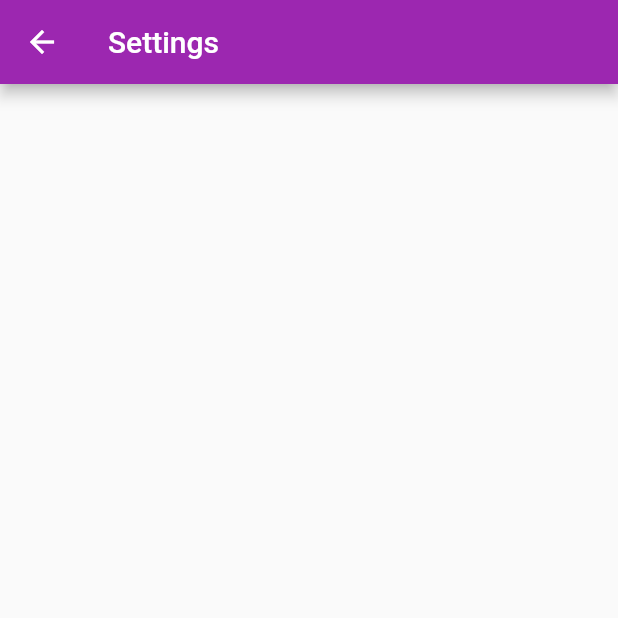
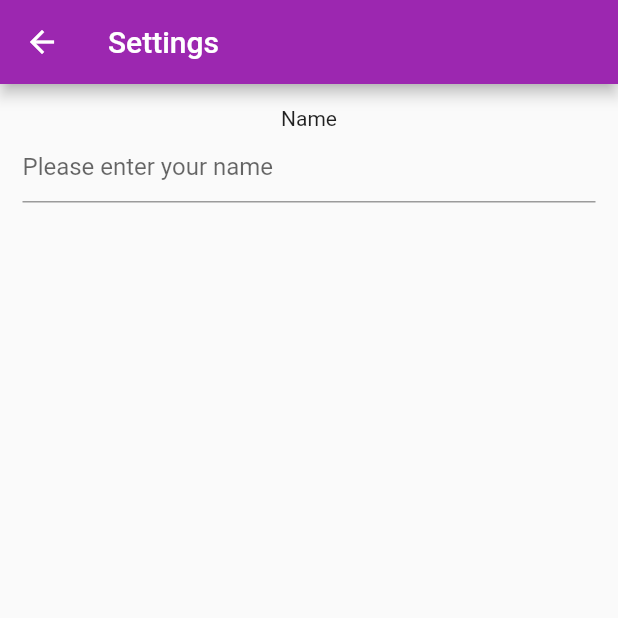
Before and after one commit to Zuehlke/popcorn_flutter, a Flutter app: the SettingsPage screen opened directly, on a phone screen of 412 x 824 dp, the top half of it. Run offline on Flutter 3.47's test engine with Material 2 defaults, Android fonts, the phone set to English and light mode, and no system bars; our stand-ins replace shared_preferences; accounts and stored records are empty.

Commit message:
Added the a text field to the Settings page that is persisted and restored from the user preferences

```diff
--- a/camp_2019/lib/screens/settings.dart
+++ b/camp_2019/lib/screens/settings.dart
@@ -1,4 +1,5 @@
 import 'package:flutter/material.dart';
+import 'package:shared_preferences/shared_preferences.dart';
 
 class SettingsPage extends StatefulWidget {
   @override
@@ -6,13 +7,41 @@ class SettingsPage extends StatefulWidget {
 }
 
 class _SettingsPageState extends State<SettingsPage> {
+  final userNamePrefKey = "userName";
+  TextEditingController _usernameController = TextEditingController();
+
+  @override
+  void initState() {
+    SharedPreferences.getInstance().then((preferences) {
+      if (preferences.containsKey(userNamePrefKey)) {
+        _usernameController.text = preferences.get(userNamePrefKey);
+      }
+    });
+
+    super.initState();
+  }
+
   @override
   Widget build(BuildContext context) {
     return Scaffold(
-      appBar: AppBar(title: Text("Settings")),
-      body: Center( child:
-        Column()
-      )
-    );
+        appBar: AppBar(title: Text("Settings")),
+        body: Container(
+            padding: EdgeInsets.all(15),
+            child: Column(
+              children: <Widget>[
+                Text("Name"),
+                TextField(
+                  decoration: InputDecoration(hintText: "Please enter your "
+                      "name"),
+                  maxLines: 1,
+                  onChanged: (newText) {
+                    SharedPreferences.getInstance().then((preferences) {
+                      preferences.setString(userNamePrefKey, newText);
+                    });
+                  },
+                  controller: _usernameController,
+                )
+              ],
+            )));
   }
 }
--- a/camp_2019/pubspec.yaml
+++ b/camp_2019/pubspec.yaml
@@ -19,6 +19,7 @@ environment:
 dependencies:
   flutter:
     sdk: flutter
+  shared_preferences: ^0.5.2
 
   # The following adds the Cupertino Icons font to your application.
   # Use with the CupertinoIcons class for iOS style icons.
```
Also changed, not shown: 6 other files.
